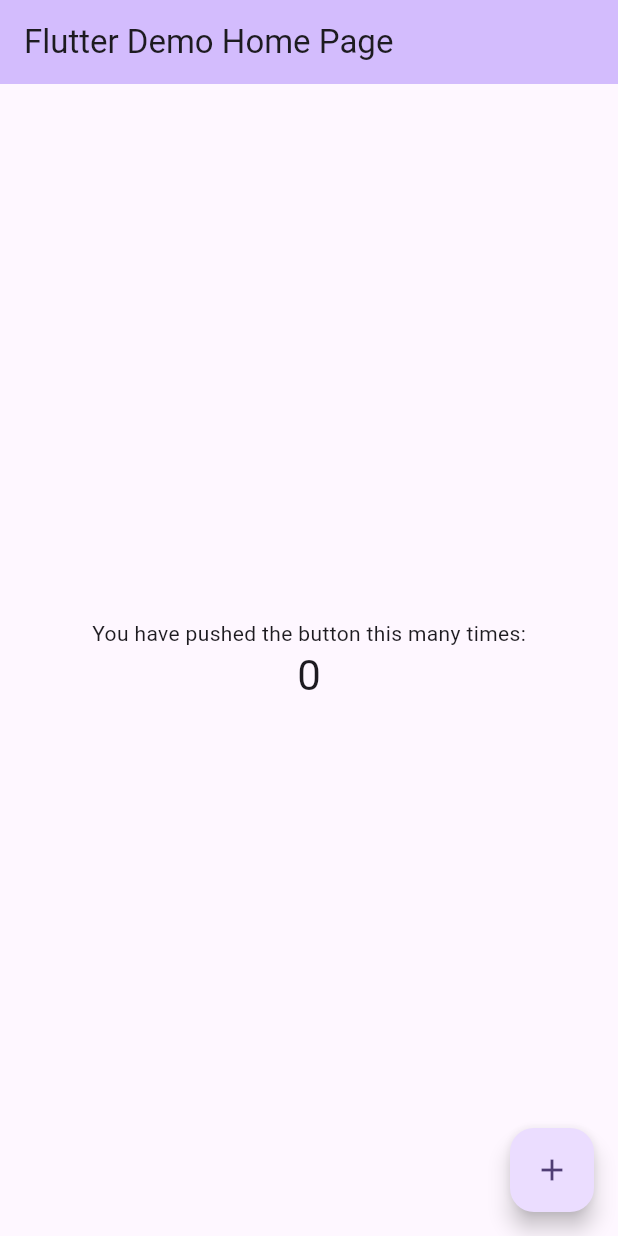
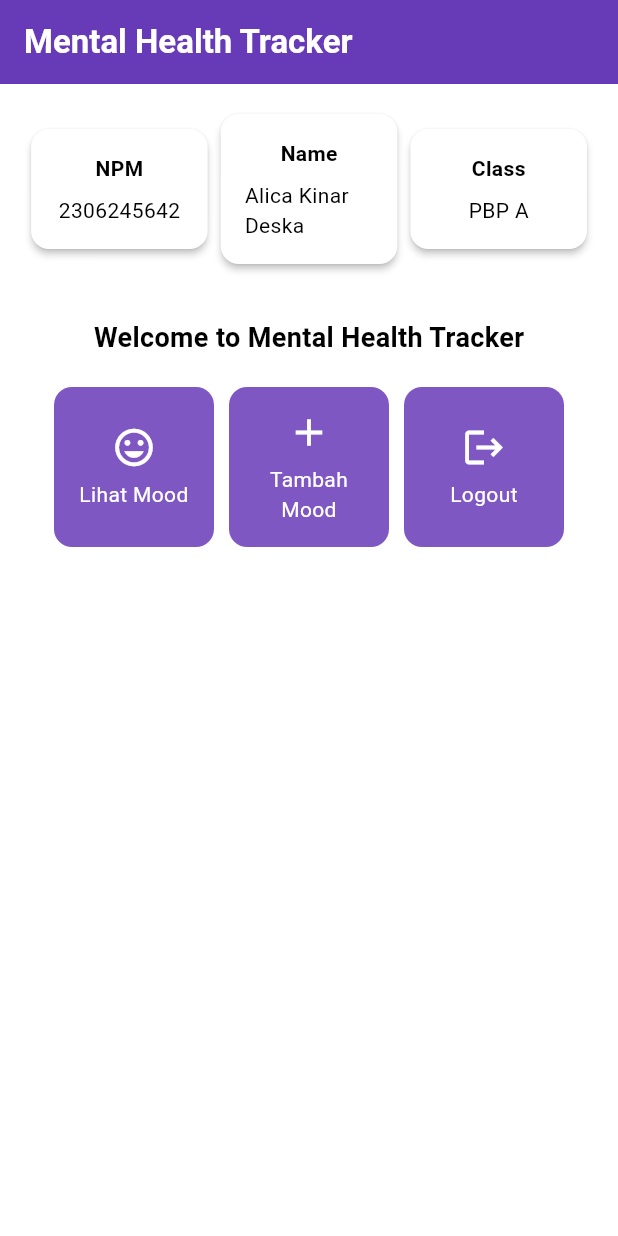
Before and after one commit to kinardes/mental-health-tracker-mobile, a Flutter app: the screen it shows after launch, on a phone screen of 412 x 824 dp. Run offline on Flutter 3.47's test engine with Material 3 defaults, Android fonts, the phone set to English and light mode, and no system bars.

Commit message:
kelar tp ada police line

```diff
--- a/lib/main.dart
+++ b/lib/main.dart
@@ -1,3 +1,4 @@
+import 'package:mental_health_tracker/menu.dart';
 import 'package:flutter/material.dart';
 
 void main() {
@@ -28,98 +29,12 @@ class MyApp extends StatelessWidget {
         //
         // This works for code too, not just values: Most code changes can be
         // tested with just a hot reload.
-        colorScheme: ColorScheme.fromSeed(seedColor: Colors.deepPurple),
+         colorScheme: ColorScheme.fromSwatch(
+              primarySwatch: Colors.deepPurple,
+        ).copyWith(secondary: Colors.deepPurple[400]),
         useMaterial3: true,
       ),
-      home: const MyHomePage(title: 'Flutter Demo Home Page'),
+      home: MyHomePage(),
     );
   }
 }
-
-class MyHomePage extends StatefulWidget {
-  const MyHomePage({super.key, required this.title});
-
-  // This widget is the home page of your application. It is stateful, meaning
-  // that it has a State object (defined below) that contains fields that affect
-  // how it looks.
-
-  // This class is the configuration for the state. It holds the values (in this
-  // case the title) provided by the parent (in this case the App widget) and
-  // used by the build method of the State. Fields in a Widget subclass are
-  // always marked "final".
-
-  final String title;
-
-  @override
-  State<MyHomePage> createState() => _MyHomePageState();
-}
-
-class _MyHomePageState extends State<MyHomePage> {
-  int _counter = 0;
-
-  void _incrementCounter() {
-    setState(() {
-      // This call to setState tells the Flutter framework that something has
-      // changed in this State, which causes it to rerun the build method below
-      // so that the display can reflect the updated values. If we changed
-      // _counter without calling setState(), then the build method would not be
-      // called again, and so nothing would appear to happen.
-      _counter++;
-    });
-  }
-
-  @override
-  Widget build(BuildContext context) {
-    // This method is rerun every time setState is called, for instance as done
-    // by the _incrementCounter method above.
-    //
-    // The Flutter framework has been optimized to make rerunning build methods
-    // fast, so that you can just rebuild anything that needs updating rather
-    // than having to individually change instances of widgets.
-    return Scaffold(
-      appBar: AppBar(
-        // TRY THIS: Try changing the color here to a specific color (to
-        // Colors.amber, perhaps?) and trigger a hot reload to see the AppBar
-        // change color while the other colors stay the same.
-        backgroundColor: Theme.of(context).colorScheme.inversePrimary,
-        // Here we take the value from the MyHomePage object that was created by
-        // the App.build method, and use it to set our appbar title.
-        title: Text(widget.title),
-      ),
-      body: Center(
-        // Center is a layout widget. It takes a single child and positions it
-        // in the middle of the parent.
-        child: Column(
-          // Column is also a layout widget. It takes a list of children and
-          // arranges them vertically. By default, it sizes itself to fit its
-          // children horizontally, and tries to be as tall as its parent.
-          //
-          // Column has various properties to control how it sizes itself and
-          // how it positions its children. Here we use mainAxisAlignment to
-          // center the children vertically; the main axis here is the vertical
-          // axis because Columns are vertical (the cross axis would be
-          // horizontal).
-          //
-          // TRY THIS: Invoke "debug painting" (choose the "Toggle Debug Paint"
-          // action in the IDE, or press "p" in the console), to see the
-          // wireframe for each widget.
-          mainAxisAlignment: MainAxisAlignment.center,
-          children: <Widget>[
-            const Text(
-              'You have pushed the button this many times:',
-            ),
-            Text(
-              '$_counter',
-              style: Theme.of(context).textTheme.headlineMedium,
-            ),
-          ],
-        ),
-      ),
-      floatingActionButton: FloatingActionButton(
-        onPressed: _incrementCounter,
-        tooltip: 'Increment',
-        child: const Icon(Icons.add),
-      ), // This trailing comma makes auto-formatting nicer for build methods.
-    );
-  }
-}
--- /dev/null
+++ b/lib/menu.dart
@@ -0,0 +1,186 @@
+import 'package:flutter/material.dart';
+
+class MyHomePage extends StatelessWidget {
+    final String npm = '2306245642'; // NPM
+    final String name = 'Alica Kinar Deska'; // Nama
+    final String className = 'PBP A'; // Kelas
+    final List<ItemHomepage> items = [
+         ItemHomepage("Lihat Mood", Icons.mood),
+         ItemHomepage("Tambah Mood", Icons.add),
+         ItemHomepage("Logout", Icons.logout),
+     ];
+    MyHomePage({super.key});
+
+    @override
+    Widget build(BuildContext context) {
+      // Scaffold menyediakan struktur dasar halaman dengan AppBar dan body.
+      return Scaffold(
+        // AppBar adalah bagian atas halaman yang menampilkan judul.
+        appBar: AppBar(
+          // Judul aplikasi "Mental Health Tracker" dengan teks putih dan tebal.
+          title: const Text(
+            'Mental Health Tracker',
+            style: TextStyle(
+              color: Colors.white,
+              fontWeight: FontWeight.bold,
+            ),
+          ),
+          // Warna latar belakang AppBar diambil dari skema warna tema aplikasi.
+          backgroundColor: Theme.of(context).colorScheme.primary,
+        ),
+        // Body halaman dengan padding di sekelilingnya.
+        body: Padding(
+          padding: const EdgeInsets.all(16.0),
+          // Menyusun widget secara vertikal dalam sebuah kolom.
+          child: Column(
+            crossAxisAlignment: CrossAxisAlignment.center,
+            children: [
+              // Row untuk menampilkan 3 InfoCard secara horizontal.
+              Row(
+                mainAxisAlignment: MainAxisAlignment.spaceEvenly,
+                children: [
+                  InfoCard(title: 'NPM', content: npm),
+                  InfoCard(title: 'Name', content: name),
+                  InfoCard(title: 'Class', content: className),
+                ],
+              ),
+
+              // Memberikan jarak vertikal 16 unit.
+              const SizedBox(height: 16.0),
+
+              // Menempatkan widget berikutnya di tengah halaman.
+              Center(
+                child: Column(
+                  // Menyusun teks dan grid item secara vertikal.
+
+                  children: [
+                    // Menampilkan teks sambutan dengan gaya tebal dan ukuran 18.
+                    const Padding(
+                      padding: EdgeInsets.only(top: 16.0),
+                      child: Text(
+                        'Welcome to Mental Health Tracker',
+                        style: TextStyle(
+                          fontWeight: FontWeight.bold,
+                          fontSize: 18.0,
+                        ),
+                      ),
+                    ),
+
+                    // Grid untuk menampilkan ItemCard dalam bentuk grid 3 kolom.
+                    GridView.count(
+                      primary: true,
+                      padding: const EdgeInsets.all(20),
+                      crossAxisSpacing: 10,
+                      mainAxisSpacing: 10,
+                      crossAxisCount: 3,
+                      // Agar grid menyesuaikan tinggi kontennya.
+                      shrinkWrap: true,
+
+                      // Menampilkan ItemCard untuk setiap item dalam list items.
+                      children: items.map((ItemHomepage item) {
+                        return ItemCard(item);
+                      }).toList(),
+                    ),
+                  ],
+                ),
+              ),
+            ],
+          ),
+        ),
+      );
+    }
+  }
+
+class ItemHomepage {
+  final String name;
+  final IconData icon;
+
+  ItemHomepage(this.name, this.icon);
+}
+
+class InfoCard extends StatelessWidget {
+  // Kartu informasi yang menampilkan title dan content.
+
+  final String title;  // Judul kartu.
+  final String content;  // Isi kartu.
+
+  const InfoCard({super.key, required this.title, required this.content});
+
+  @override
+  Widget build(BuildContext context) {
+    return Card(
+      // Membuat kotak kartu dengan bayangan dibawahnya.
+      elevation: 2.0,
+      child: Container(
+        // Mengatur ukuran dan jarak di dalam kartu.
+        width: MediaQuery.of(context).size.width / 3.5, // menyesuaikan dengan lebar device yang digunakan.
+        padding: const EdgeInsets.all(16.0),
+        // Menyusun title dan content secara vertikal.
+        child: Column(
+          children: [
+            Text(
+              title,
+              style: const TextStyle(fontWeight: FontWeight.bold),
+            ),
+            const SizedBox(height: 8.0),
+            Text(content),
+          ],
+        ),
+      ),
+    );
+  }
+}
+
+class ItemCard extends StatelessWidget {
+  // Menampilkan kartu dengan ikon dan nama.
+
+  final ItemHomepage item;
+
+  const ItemCard(this.item, {super.key});
+
+  @override
+  Widget build(BuildContext context) {
+    return Material(
+      // Menentukan warna latar belakang dari tema aplikasi.
+      color: Theme.of(context).colorScheme.secondary,
+      // Membuat sudut kartu melengkung.
+      borderRadius: BorderRadius.circular(12),
+
+      child: InkWell(
+        // Aksi ketika kartu ditekan.
+        onTap: () {
+          // Menampilkan pesan SnackBar saat kartu ditekan.
+          ScaffoldMessenger.of(context)
+            ..hideCurrentSnackBar()
+            ..showSnackBar(
+              SnackBar(content: Text("Kamu telah menekan tombol ${item.name}!"))
+            );
+        },
+        // Container untuk menyimpan Icon dan Text
+        child: Container(
+          padding: const EdgeInsets.all(8),
+          child: Center(
+            child: Column(
+              // Menyusun ikon dan teks di tengah kartu.
+              mainAxisAlignment: MainAxisAlignment.center,
+              children: [
+                Icon(
+                  item.icon,
+                  color: Colors.white,
+                  size: 30.0,
+                ),
+                const Padding(padding: EdgeInsets.all(3)),
+                Text(
+                  item.name,
+                  textAlign: TextAlign.center,
+                  style: const TextStyle(color: Colors.white),
+                ),
+              ],
+            ),
+          ),
+        ),
+      ),
+    );
+  }
+
+}
```
